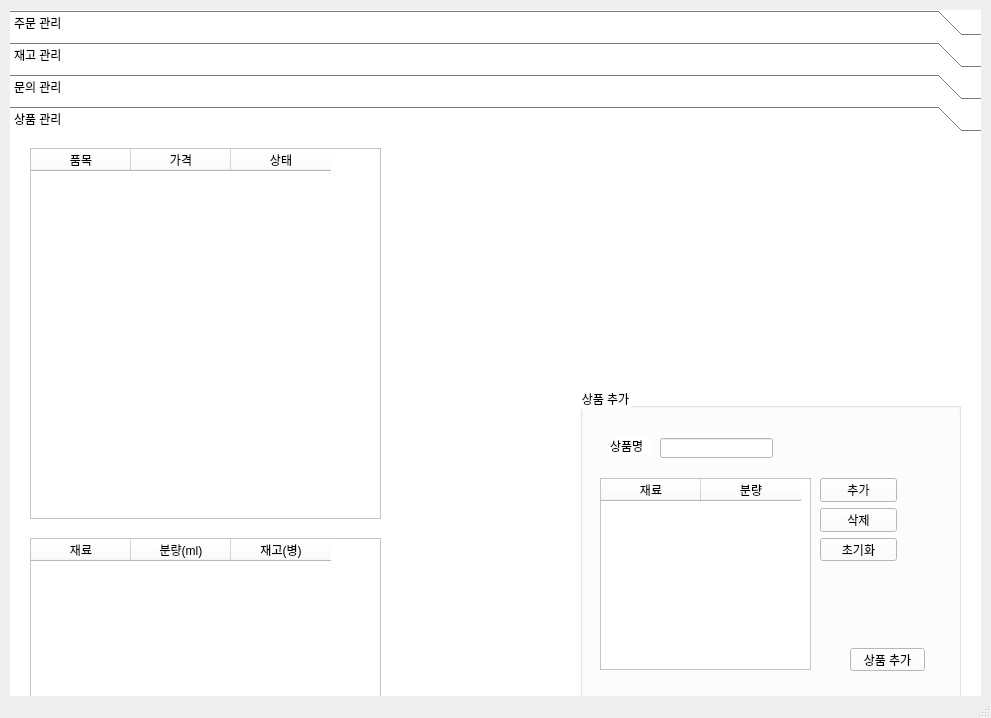
This is mainUI.ui in syarin03/smartstore as Qt 5 draws it before an edit. The edited form follows.
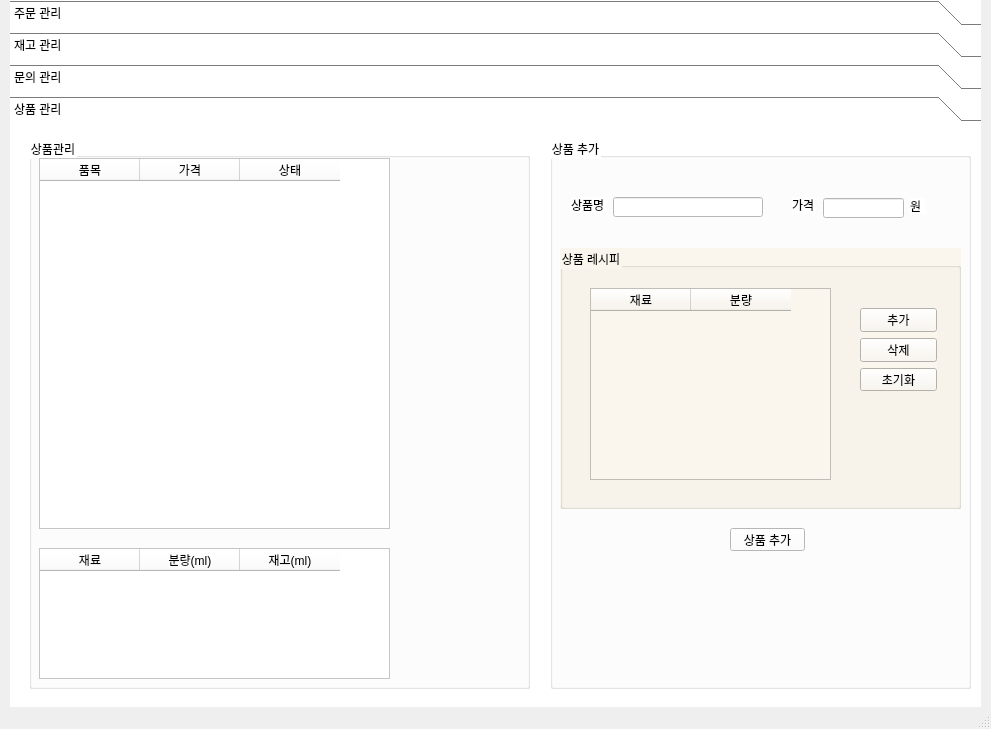
This is the edited form.

The edit to the form file:
```diff
--- a/mainUI.ui
+++ b/mainUI.ui
@@ -7,7 +7,7 @@
     <x>0</x>
     <y>0</y>
     <width>991</width>
-    <height>718</height>
+    <height>729</height>
    </rect>
   </property>
   <property name="windowTitle">
@@ -20,7 +20,7 @@
       <x>0</x>
       <y>0</y>
       <width>991</width>
-      <height>711</height>
+      <height>721</height>
      </rect>
     </property>
     <property name="currentIndex">
@@ -369,9 +369,9 @@
       <property name="geometry">
        <rect>
         <x>10</x>
-        <y>10</y>
+        <y>0</y>
         <width>971</width>
-        <height>691</height>
+        <height>711</height>
        </rect>
       </property>
       <property name="layoutDirection">
@@ -461,118 +461,30 @@
          <x>0</x>
          <y>0</y>
          <width>971</width>
-         <height>587</height>
+         <height>607</height>
         </rect>
        </property>
        <attribute name="label">
         <string>상품 관리</string>
        </attribute>
-       <widget class="QTableWidget" name="table_product">
-        <property name="geometry">
-         <rect>
-          <x>20</x>
-          <y>10</y>
-          <width>351</width>
-          <height>371</height>
-         </rect>
-        </property>
-        <property name="autoFillBackground">
-         <bool>true</bool>
-        </property>
-        <property name="styleSheet">
-         <string notr="true">background-color:rgb(255, 255, 255);</string>
-        </property>
-        <property name="editTriggers">
-         <set>QAbstractItemView::NoEditTriggers</set>
-        </property>
-        <column>
-         <property name="text">
-          <string>품목</string>
-         </property>
-        </column>
-        <column>
-         <property name="text">
-          <string>가격</string>
-         </property>
-        </column>
-        <column>
-         <property name="text">
-          <string>상태</string>
-         </property>
-        </column>
-       </widget>
-       <widget class="QTableWidget" name="table_ingredient">
-        <property name="geometry">
-         <rect>
-          <x>20</x>
-          <y>400</y>
-          <width>351</width>
-          <height>161</height>
-         </rect>
-        </property>
-        <property name="autoFillBackground">
-         <bool>true</bool>
-        </property>
-        <property name="styleSheet">
-         <string notr="true">background-color:rgb(255, 255, 255);</string>
-        </property>
-        <property name="editTriggers">
-         <set>QAbstractItemView::NoEditTriggers</set>
-        </property>
-        <column>
-         <property name="text">
-          <string>재료</string>
-         </property>
-        </column>
-        <column>
-         <property name="text">
-          <string>분량(ml)</string>
-         </property>
-        </column>
-        <column>
-         <property name="text">
-          <string>재고(병)</string>
-         </property>
-        </column>
-       </widget>
        <widget class="QGroupBox" name="groupBox">
         <property name="geometry">
          <rect>
-          <x>570</x>
-          <y>250</y>
-          <width>381</width>
-          <height>321</height>
+          <x>540</x>
+          <y>10</y>
+          <width>421</width>
+          <height>551</height>
          </rect>
         </property>
         <property name="title">
          <string>상품 추가</string>
         </property>
-        <widget class="QTableWidget" name="table_new_recipe">
-         <property name="geometry">
-          <rect>
-           <x>20</x>
-           <y>90</y>
-           <width>211</width>
-           <height>192</height>
-          </rect>
-         </property>
-         <column>
-          <property name="text">
-           <string>재료</string>
-          </property>
-         </column>
-         <column>
-          <property name="text">
-           <string>분량</string>
-          </property>
-         </column>
-        </widget>
         <widget class="QLabel" name="label_8">
          <property name="geometry">
           <rect>
-           <x>30</x>
-           <y>50</y>
-           <width>41</width>
+           <x>21</x>
+           <y>59</y>
+           <width>36</width>
            <height>16</height>
           </rect>
          </property>
@@ -583,9 +495,9 @@
         <widget class="QLineEdit" name="in_new_item">
          <property name="geometry">
           <rect>
-           <x>80</x>
-           <y>50</y>
-           <width>113</width>
+           <x>63</x>
+           <y>59</y>
+           <width>150</width>
            <height>20</height>
           </rect>
          </property>
@@ -593,11 +505,128 @@
           <string notr="true">background-color: rgb(255, 255, 255)</string>
          </property>
         </widget>
+        <widget class="QLabel" name="label_10">
+         <property name="geometry">
+          <rect>
+           <x>242</x>
+           <y>59</y>
+           <width>24</width>
+           <height>16</height>
+          </rect>
+         </property>
+         <property name="text">
+          <string>가격</string>
+         </property>
+        </widget>
+        <widget class="QLineEdit" name="in_cost">
+         <property name="geometry">
+          <rect>
+           <x>273</x>
+           <y>60</y>
+           <width>81</width>
+           <height>20</height>
+          </rect>
+         </property>
+         <property name="styleSheet">
+          <string notr="true">background-color: rgb(255, 255, 255)</string>
+         </property>
+        </widget>
+        <widget class="QLabel" name="label_11">
+         <property name="geometry">
+          <rect>
+           <x>360</x>
+           <y>60</y>
+           <width>16</width>
+           <height>16</height>
+          </rect>
+         </property>
+         <property name="text">
+          <string>원</string>
+         </property>
+        </widget>
+        <widget class="QGroupBox" name="groupBox_3">
+         <property name="geometry">
+          <rect>
+           <x>10</x>
+           <y>110</y>
+           <width>401</width>
+           <height>261</height>
+          </rect>
+         </property>
+         <property name="styleSheet">
+          <string notr="true">background-color:rgb(250, 246, 237)</string>
+         </property>
+         <property name="title">
+          <string>상품 레시피</string>
+         </property>
+         <widget class="QTableWidget" name="table_new_recipe">
+          <property name="geometry">
+           <rect>
+            <x>30</x>
+            <y>40</y>
+            <width>241</width>
+            <height>192</height>
+           </rect>
+          </property>
+          <column>
+           <property name="text">
+            <string>재료</string>
+           </property>
+          </column>
+          <column>
+           <property name="text">
+            <string>분량</string>
+           </property>
+          </column>
+         </widget>
+         <widget class="QWidget" name="">
+          <property name="geometry">
+           <rect>
+            <x>300</x>
+            <y>60</y>
+            <width>77</width>
+            <height>83</height>
+           </rect>
+          </property>
+          <layout class="QVBoxLayout" name="verticalLayout_2">
+           <item>
+            <widget class="QPushButton" name="btn_add">
+             <property name="styleSheet">
+              <string notr="true"/>
+             </property>
+             <property name="text">
+              <string>추가</string>
+             </property>
+            </widget>
+           </item>
+           <item>
+            <widget class="QPushButton" name="btn_del">
+             <property name="styleSheet">
+              <string notr="true">background-table:rgb(255, 255, 255)</string>
+             </property>
+             <property name="text">
+              <string>삭제</string>
+             </property>
+            </widget>
+           </item>
+           <item>
+            <widget class="QPushButton" name="btn_addPro_reset">
+             <property name="styleSheet">
+              <string notr="true">background-table:rgb(255, 255, 255)</string>
+             </property>
+             <property name="text">
+              <string>초기화</string>
+             </property>
+            </widget>
+           </item>
+          </layout>
+         </widget>
+        </widget>
         <widget class="QPushButton" name="btn_addProduct">
          <property name="geometry">
           <rect>
-           <x>270</x>
-           <y>260</y>
+           <x>180</x>
+           <y>390</y>
            <width>75</width>
            <height>23</height>
           </rect>
@@ -606,47 +635,86 @@
           <string>상품 추가</string>
          </property>
         </widget>
-        <widget class="QWidget" name="">
+       </widget>
+       <widget class="QGroupBox" name="groupBox_2">
+        <property name="geometry">
+         <rect>
+          <x>19</x>
+          <y>10</y>
+          <width>501</width>
+          <height>551</height>
+         </rect>
+        </property>
+        <property name="title">
+         <string>상품관리</string>
+        </property>
+        <widget class="QTableWidget" name="table_product">
          <property name="geometry">
           <rect>
-           <x>240</x>
-           <y>90</y>
-           <width>77</width>
-           <height>83</height>
+           <x>10</x>
+           <y>20</y>
+           <width>351</width>
+           <height>371</height>
           </rect>
          </property>
-         <layout class="QVBoxLayout" name="verticalLayout_2">
-          <item>
-           <widget class="QPushButton" name="btn_add">
-            <property name="styleSheet">
-             <string notr="true"/>
-            </property>
-            <property name="text">
-             <string>추가</string>
-            </property>
-           </widget>
-          </item>
-          <item>
-           <widget class="QPushButton" name="btn_del">
-            <property name="styleSheet">
-             <string notr="true">background-table:rgb(255, 255, 255)</string>
-            </property>
-            <property name="text">
-             <string>삭제</string>
-            </property>
-           </widget>
-          </item>
-          <item>
-           <widget class="QPushButton" name="btn_addPro_reset">
-            <property name="styleSheet">
-             <string notr="true">background-table:rgb(255, 255, 255)</string>
-            </property>
-            <property name="text">
-             <string>초기화</string>
-            </property>
-           </widget>
-          </item>
-         </layout>
+         <property name="autoFillBackground">
+          <bool>true</bool>
+         </property>
+         <property name="styleSheet">
+          <string notr="true">background-color:rgb(255, 255, 255);</string>
+         </property>
+         <property name="editTriggers">
+          <set>QAbstractItemView::NoEditTriggers</set>
+         </property>
+         <column>
+          <property name="text">
+           <string>품목</string>
+          </property>
+         </column>
+         <column>
+          <property name="text">
+           <string>가격</string>
+          </property>
+         </column>
+         <column>
+          <property name="text">
+           <string>상태</string>
+          </property>
+         </column>
+        </widget>
+        <widget class="QTableWidget" name="table_ingredient">
+         <property name="geometry">
+          <rect>
+           <x>10</x>
+           <y>410</y>
+           <width>351</width>
+           <height>131</height>
+          </rect>
+         </property>
+         <property name="autoFillBackground">
+          <bool>true</bool>
+         </property>
+         <property name="styleSheet">
+          <string notr="true">background-color:rgb(255, 255, 255);</string>
+         </property>
+         <property name="editTriggers">
+          <set>QAbstractItemView::NoEditTriggers</set>
+         </property>
+         <column>
+          <property name="text">
+           <string>재료</string>
+          </property>
+         </column>
+         <column>
+          <property name="text">
+           <string>분량(ml)</string>
+          </property>
+         </column>
+         <column>
+          <property name="text">
+           <string>재고(ml)</string>
+          </property>
+         </column>
         </widget>
        </widget>
       </widget>
```
Left out of the diff: 6 changed lines with no effect on the pictures.
